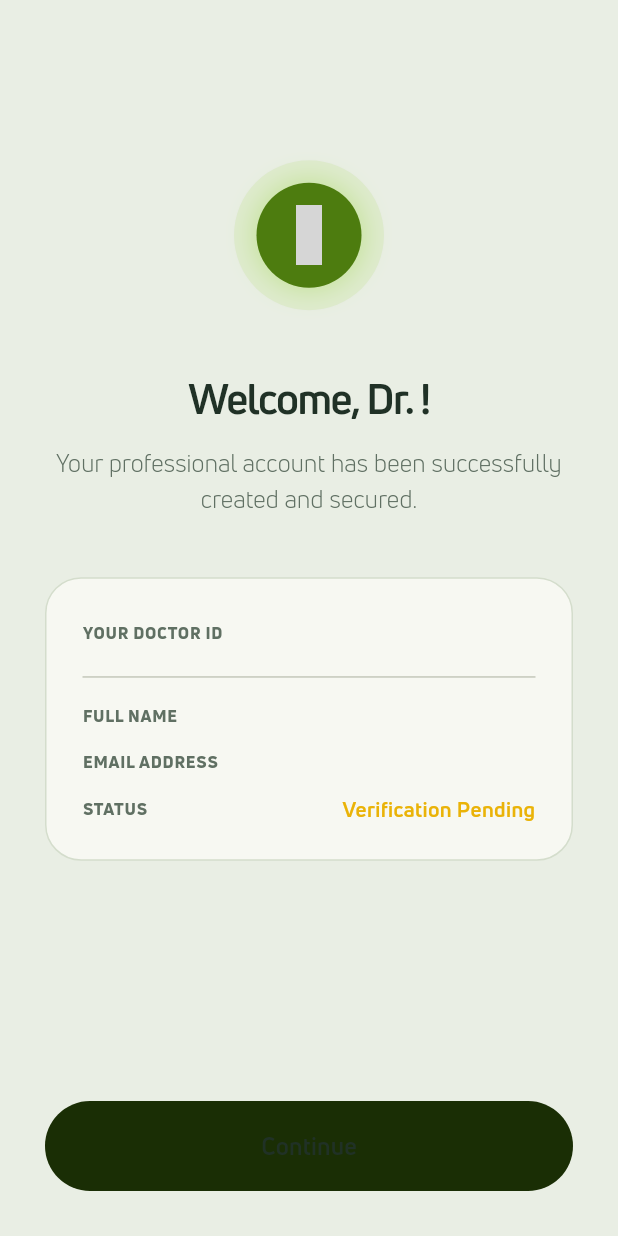
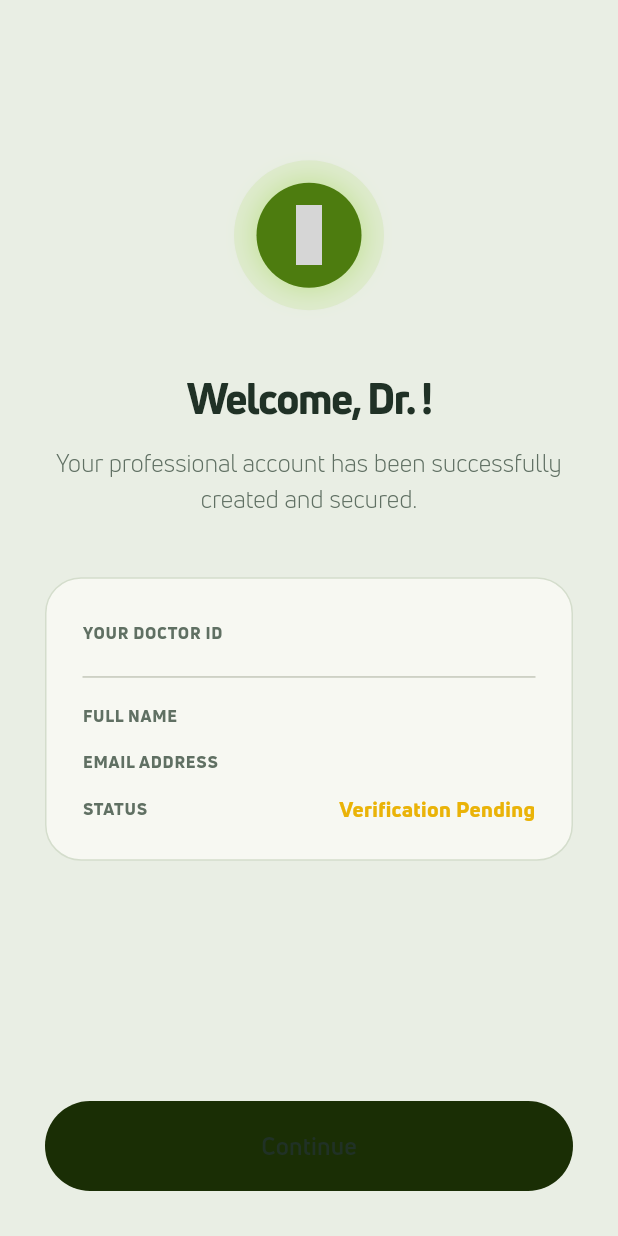
Before and after one commit to subgit9-a11y/docv1, a Flutter app: the RegistrationSuccessScreen screen opened directly with empty values, on a phone screen of 412 x 824 dp. Run offline on Flutter 3.47's test engine with Material 3 defaults, Android fonts, the phone set to English and light mode, and no system bars; our stand-ins replace audioplayers, cached_network_image, cloud_firestore, connectivity_plus, country_picker, dio and 27 more; missing offline and left inert: agora_rtc_engine, pip_view, record, syncfusion_flutter_pdfviewer; accounts and stored records are empty; generated files the repository leaves out were written again; network calls fail; project files that could hold a hidden picture were left out; grey boxes are pictures that could not be loaded.

Commit message:
UX audit pass 8: remaining auth/settings/review screens onto tokens
Finishes the sweep across the app's remaining screens with meaningful
drift: Setting.dart, signup.dart, professional_registration_screen.dart,
SignIn.dart, appointment_history.dart, astra_chat_page.dart,
forgotpassword.dart, registration_success_screen.dart, rate&review.dart.

Mostly the same recurring hero-padding pattern (EdgeInsets.all(22) - now
space2xl - appears near-identically across six of these screens) plus
scattered BorderRadius.circular literals mapped to the nearest named
radius token, and two custom-size Text styles in
registration_success_screen.dart moved to AyurezeTheme.font() since
their sizes (28px, and a conditional 18/14px) don't match a named
textTheme style.

204/204 tests passing, 0 analyzer errors/warnings, dart format clean.

Co-Authored-By: Claude Sonnet 5 <noreply@anthropic.com>
Claude-Session: https://claude.ai/code/session_017SbDy8BpM1GNs7r7A7awx7

```diff
--- a/lib/features/authentication/SignIn.dart
+++ b/lib/features/authentication/SignIn.dart
@@ -110,7 +110,8 @@ class _SignInViewState extends State<SignInView>
                                 children: [
                                   Container(
                                     width: double.infinity,
-                                    padding: const EdgeInsets.all(22),
+                                    padding: const EdgeInsets.all(
+                                        AyurezeTheme.space2xl),
                                     decoration: AyurezeTheme.heroDecoration(),
                                     child: Column(
                                       crossAxisAlignment:
--- a/lib/features/authentication/forgotpassword.dart
+++ b/lib/features/authentication/forgotpassword.dart
@@ -99,7 +99,8 @@ class _ForgotPasswordScreenState extends State<ForgotPasswordScreen>
                                   children: [
                                     Container(
                                       width: double.infinity,
-                                      padding: const EdgeInsets.all(22),
+                                      padding: const EdgeInsets.all(
+                                          AyurezeTheme.space2xl),
                                       decoration: AyurezeTheme.heroDecoration(),
                                       child: Column(
                                         crossAxisAlignment:
--- a/lib/features/authentication/registration_success_screen.dart
+++ b/lib/features/authentication/registration_success_screen.dart
@@ -96,12 +96,9 @@ class _RegistrationSuccessScreenState extends State<RegistrationSuccessScreen>
                     children: [
                       Text(
                         "Welcome, Dr. ${widget.doctorName}!",
-                        style: TextStyle(
-                          fontSize: 28,
-                          fontWeight: FontWeight.bold,
-                          color: AyurezeTheme.textPrimary,
-                          letterSpacing: -1,
-                        ),
+                        style: AyurezeTheme.font(
+                            28, FontWeight.w800, AyurezeTheme.textPrimary,
+                            letterSpacing: -1),
                         textAlign: TextAlign.center,
                       ),
                       const SizedBox(height: 12),
@@ -211,11 +208,10 @@ class _RegistrationSuccessScreenState extends State<RegistrationSuccessScreen>
         Expanded(
           child: Text(
             value,
-            style: TextStyle(
-              fontSize: isPrimary ? 18 : 14,
-              fontWeight:
-                  isPrimary || isStatus ? FontWeight.bold : FontWeight.w600,
-              color: isStatus
+            style: AyurezeTheme.font(
+              isPrimary ? 18 : 14,
+              isPrimary || isStatus ? FontWeight.w800 : FontWeight.w500,
+              isStatus
                   ? AyurezeTheme.warning
                   : (isPrimary
                       ? AyurezeTheme.healingGreen100
--- a/lib/features/consultation/astra_chat/astra_chat_page.dart
+++ b/lib/features/consultation/astra_chat/astra_chat_page.dart
@@ -156,7 +156,7 @@ class _AstraChatPageState extends State<AstraChatPage> {
         children: [
           // Astra Brain icon
           Container(
-            padding: const EdgeInsets.all(6),
+            padding: const EdgeInsets.all(AyurezeTheme.spaceSm),
             decoration: BoxDecoration(
               color: AyurezeTheme.healingGreen50.withValues(alpha: 0.2),
               shape: BoxShape.circle,
--- a/lib/features/review/rate&review.dart
+++ b/lib/features/review/rate&review.dart
@@ -180,7 +180,7 @@ class _RateAndReviewRoutesScreenState extends State<RateAndReviewRoutesScreen>
     final textTheme = Theme.of(context).textTheme;
     return Container(
       width: double.infinity,
-      padding: const EdgeInsets.all(22),
+      padding: const EdgeInsets.all(AyurezeTheme.space2xl),
       decoration: AyurezeTheme.heroDecoration(),
       child: Column(
         crossAxisAlignment: CrossAxisAlignment.start,
--- a/lib/features/settings/Setting.dart
+++ b/lib/features/settings/Setting.dart
@@ -286,7 +286,7 @@ class _SettingScreenState extends State<SettingScreen> {
 
     return Container(
       width: double.infinity,
-      padding: const EdgeInsets.all(22),
+      padding: const EdgeInsets.all(AyurezeTheme.space2xl),
       decoration: AyurezeTheme.heroDecoration(),
       child: Column(
         crossAxisAlignment: CrossAxisAlignment.start,
@@ -522,7 +522,7 @@ class _SettingScreenState extends State<SettingScreen> {
       height: 42,
       decoration: BoxDecoration(
         color: color.withValues(alpha: 0.16),
-        borderRadius: BorderRadius.circular(14),
+        borderRadius: BorderRadius.circular(AyurezeTheme.radiusLg),
       ),
       child: HugeIcon(icon: icon, color: color, size: 22),
     );
```
Also changed, not shown: lib/features/appointments/appointment_history.dart (+4 -3 lines), lib/features/authentication/professional_registration_screen.dart (+4 -4 lines), lib/features/authentication/signup.dart (+4 -3 lines).
